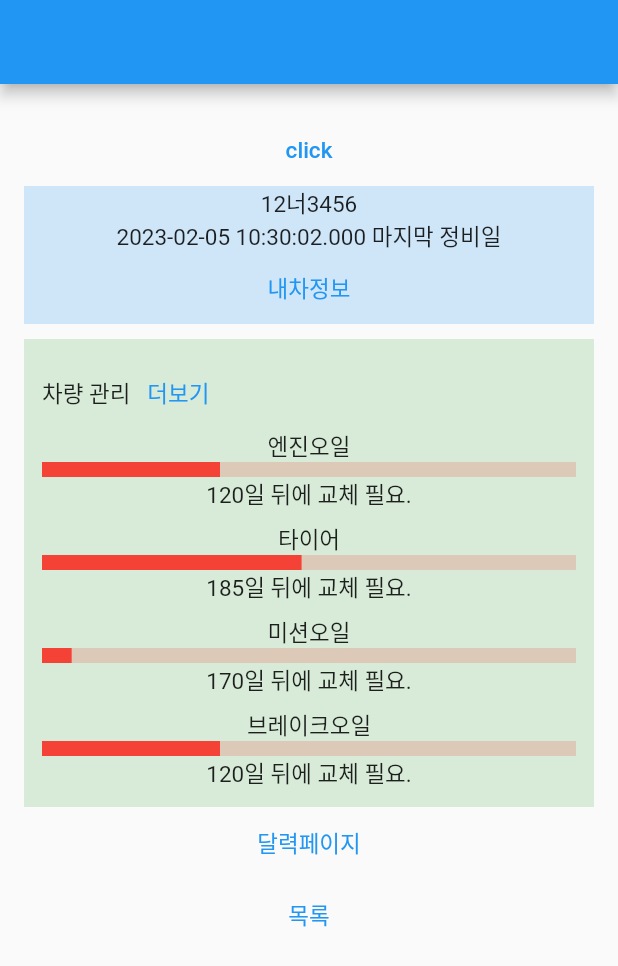
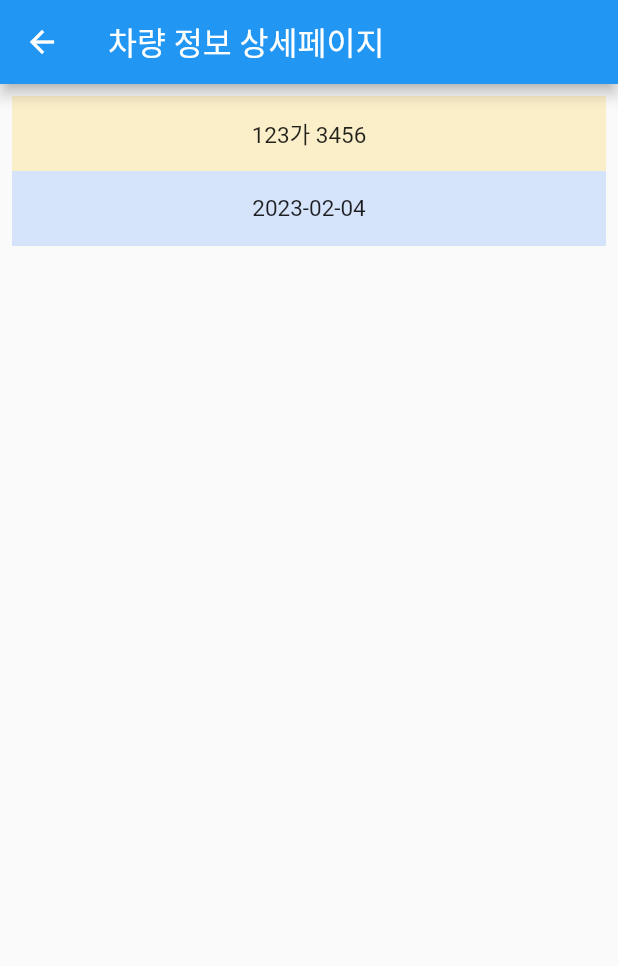
Before and after one commit to flxh4894/my_car_in_phone, a Flutter app: the screen it shows after launch, after a tap on "내차정보", on a phone screen of 412 x 824 dp. Shown: the top 966 px of the screen. Run offline on Flutter 3.47's test engine with Material 2 defaults, Android fonts, the phone set to English and light mode, and no system bars; our stand-ins replace flutter_riverpod, freezed_annotation, riverpod_annotation, table_calendar; generated files the repository leaves out were written again.

Commit message:
create my car info detail page

```diff
--- /dev/null
+++ b/lib/containers/my_car_info.dart
@@ -0,0 +1,45 @@
+import 'package:flutter/material.dart';
+import 'package:flutter_riverpod/flutter_riverpod.dart';
+import 'package:intl/intl.dart';
+import 'package:my_car_in_phone/generated/l10n.dart';
+import 'package:my_car_in_phone/routes/routes.dart';
+import 'package:my_car_in_phone/states/my_car_info.dart';
+
+///
+/// 내 차 정보 패널
+///
+class MyCarInfoPanel extends ConsumerWidget {
+  const MyCarInfoPanel({super.key});
+
+  @override
+  Widget build(BuildContext context, WidgetRef ref) {
+    if (ref.watch(myCarInfoStateProvider).isLoading) {
+      return Container(
+        width: double.infinity,
+        color: Colors.blue.withOpacity(0.2),
+        child: const Text("Loading..."),
+      );
+    } else {
+      MyCarInfo info = ref.watch(myCarInfoStateProvider).value!;
+      return Container(
+        width: double.infinity,
+        color: Colors.blue.withOpacity(0.2),
+        child: Column(
+          children: [
+            Text(info.carNumber),
+            Text(DateFormat("yyyy-MM-dd").format(info.lastCheck)),
+            TextButton(
+              onPressed: () => Navigator.pushNamed(
+                context,
+                RouteEnum.carInfoDetail.path,
+              ),
+              child: Text(
+                S.of(context).carInfo,
+              ),
+            ),
+          ],
+        ),
+      );
+    }
+  }
+}
--- a/lib/notifiers/car_info_notifier.dart
+++ /dev/null
@@ -1,25 +0,0 @@
-import 'package:flutter_riverpod/flutter_riverpod.dart';
-import 'package:my_car_in_phone/notifiers/states/car_info_state.dart';
-
-class CarInfoNotifier extends StateNotifier<CarInfo> {
-  CarInfoNotifier()
-      : super(
-          CarInfo(
-            carNumber: "",
-            lastRepair: DateTime.now(),
-          ),
-        ) {
-    _init();
-  }
-
-  void _init() async {
-    await Future.delayed(const Duration(seconds: 2)).then(
-      (value) => state = CarInfo(
-        carNumber: "12너3456",
-        lastRepair: DateTime.now().add(
-          const Duration(days: 1),
-        ),
-      ),
-    );
-  }
-}
--- a/lib/notifiers/states/car_info_state.dart
+++ /dev/null
@@ -1,15 +0,0 @@
-import 'package:freezed_annotation/freezed_annotation.dart';
-
-part 'car_info_state.freezed.dart';
-part 'car_info_state.g.dart';
-
-@freezed
-class CarInfo with _$CarInfo {
-  factory CarInfo({
-    required String carNumber,
-    required DateTime lastRepair,
-  }) = _CarInfo;
-
-  factory CarInfo.fromJson(Map<String, Object?> json) =>
-      _$CarInfoFromJson(json);
-}
--- a/lib/routes/routes.dart
+++ b/lib/routes/routes.dart
@@ -3,12 +3,22 @@ import 'dart:developer';
 import 'package:flutter/material.dart';
 import 'package:my_car_in_phone/splash.dart';
 import 'package:my_car_in_phone/views/calendar.dart';
+import 'package:my_car_in_phone/views/car_info_detail.dart';
 import 'package:my_car_in_phone/views/create_info.dart';
 import 'package:my_car_in_phone/views/home.dart';
 import 'package:my_car_in_phone/views/repair_item_list.dart';
 
 // Route Enum
-enum RouteEnum { splash, home, menu, test, calendar, list, createRepair }
+enum RouteEnum {
+  splash,
+  home,
+  menu,
+  test,
+  calendar,
+  list,
+  createRepair,
+  carInfoDetail
+}
 
 extension RouteEnumExtension on RouteEnum {
   String get path => toString();
@@ -36,6 +46,8 @@ Widget getRouteWidget(RouteEnum route, Object? args) {
       return const RepairItemListPage();
     case RouteEnum.createRepair:
       return const CreateInfoPage();
+    case RouteEnum.carInfoDetail:
+      return const CarInfoDetailPage();
   }
 }
 
--- /dev/null
+++ b/lib/services/car_info_service.dart
@@ -0,0 +1,11 @@
+import 'package:my_car_in_phone/states/my_car_info.dart';
+
+///
+/// 차량 정보 관련 서비스
+///
+class CarInfoService {
+  Future<MyCarInfo> getCarInfo() async {
+    await Future.delayed(const Duration(seconds: 2));
+    return MyCarInfo(carNumber: "123가 3456", lastCheck: DateTime.now());
+  }
+}
--- /dev/null
+++ b/lib/states/my_car_info.dart
@@ -0,0 +1,25 @@
+import 'package:freezed_annotation/freezed_annotation.dart';
+import 'package:my_car_in_phone/services/car_info_service.dart';
+import 'package:riverpod_annotation/riverpod_annotation.dart';
+
+part 'my_car_info.freezed.dart';
+part 'my_car_info.g.dart';
+
+@freezed
+class MyCarInfo with _$MyCarInfo {
+  factory MyCarInfo({required String carNumber, required DateTime lastCheck}) =
+      _MyCarInfo;
+
+  factory MyCarInfo.fromJson(Map<String, Object?> json) =>
+      _$MyCarInfoFromJson(json);
+}
+
+@riverpod
+class MyCarInfoState extends _$MyCarInfoState {
+  final CarInfoService service = CarInfoService();
+
+  @override
+  Future<MyCarInfo> build() async {
+    return await service.getCarInfo();
+  }
+}
--- /dev/null
+++ b/lib/views/car_info_detail.dart
@@ -0,0 +1,40 @@
+import 'package:flutter/material.dart';
+import 'package:flutter_riverpod/flutter_riverpod.dart';
+import 'package:intl/intl.dart';
+import 'package:my_car_in_phone/states/my_car_info.dart';
+
+///
+/// 차량 정보 상세 페이지
+///
+class CarInfoDetailPage extends ConsumerWidget {
+  const CarInfoDetailPage({super.key});
+
+  @override
+  Widget build(BuildContext context, WidgetRef ref) {
+    final MyCarInfo info = ref.watch(myCarInfoStateProvider).value!;
+    return Scaffold(
+      appBar: AppBar(
+        title: const Text("차량 정보 상세페이지"),
+      ),
+      body: Container(
+        padding: const EdgeInsets.all(8),
+        child: Column(
+          children: [
+            Container(
+              height: 50,
+              color: Colors.amber.withOpacity(0.2),
+              alignment: Alignment.center,
+              child: Text(info.carNumber),
+            ),
+            Container(
+              height: 50,
+              color: Colors.blueAccent.withOpacity(0.2),
+              alignment: Alignment.center,
+              child: Text(DateFormat("yyyy-MM-dd").format(info.lastCheck)),
+            )
+          ],
+        ),
+      ),
+    );
+  }
+}
--- a/lib/views/home.dart
+++ b/lib/views/home.dart
@@ -2,27 +2,15 @@ import 'dart:developer';
 
 import 'package:flutter/material.dart';
 import 'package:flutter_riverpod/flutter_riverpod.dart';
+import 'package:my_car_in_phone/containers/my_car_info.dart';
 import 'package:my_car_in_phone/generated/l10n.dart';
 import 'package:my_car_in_phone/models/enum/part_type_enum.dart';
 import 'package:my_car_in_phone/models/repair.dart';
-import 'package:my_car_in_phone/models/test_model.dart';
-import 'package:my_car_in_phone/notifiers/car_info_notifier.dart';
 import 'package:my_car_in_phone/notifiers/repair_info_notifier.dart';
-import 'package:my_car_in_phone/notifiers/states/car_info_state.dart';
-import 'package:my_car_in_phone/notifiers/test_notifier.dart';
 import 'package:my_car_in_phone/routes/routes.dart';
-
-final np = NotifierProvider<MyTestNotifier, TestModel>(
-  () => MyTestNotifier(),
-);
 
 class HomePage extends ConsumerWidget {
   HomePage({super.key});
-
-  final carInfoProvider =
-      StateNotifierProvider<CarInfoNotifier, CarInfo>((ref) {
-    return CarInfoNotifier();
-  });
 
   final repairInfoProvider =
       StateNotifierProvider<RepairInfoNotifier, List<RepairModel>>((ref) {
@@ -31,9 +19,7 @@ class HomePage extends ConsumerWidget {
 
   @override
   Widget build(BuildContext context, WidgetRef ref) {
-    final CarInfo carInfo = ref.watch(carInfoProvider);
     final RepairInfoNotifier rn = ref.read(repairInfoProvider.notifier);
-
     return Scaffold(
       appBar: AppBar(),
       body: Container(
@@ -44,29 +30,7 @@ class HomePage extends ConsumerWidget {
         ),
         child: Column(
           children: [
-            TextButton(
-              onPressed: () =>
-                  Navigator.pushNamed(context, RouteEnum.test.path),
-              child: const Text("click"),
-            ),
-
-            // 컴포넌트 1
-            Container(
-              width: double.infinity,
-              color: Colors.blue.withOpacity(0.2),
-              child: Column(
-                children: [
-                  Text(carInfo.carNumber),
-                  Text("${carInfo.lastRepair} 마지막 정비일"),
-                  TextButton(
-                    onPressed: () {},
-                    child: Text(
-                      S.of(context).carInfo,
-                    ),
-                  ),
-                ],
-              ),
-            ),
+            const MyCarInfoPanel(),
             // 컴포넌트 2
             Container(
               margin: const EdgeInsets.only(top: 10),
@@ -127,15 +91,7 @@ class HomePage extends ConsumerWidget {
               },
               child: const Text("달력페이지"),
             ),
-            // TextButton(
-            //   onPressed: () {
-            //     Navigator.pushNamed(
-            //       context,
-            //       RouteEnum.createRepair.path,
-            //     );
-            //   },
-            //   child: Text("생성"),
-            // ),
+
             TextButton(
               onPressed: () {
                 Navigator.pushNamed(
--- a/pubspec.yaml
+++ b/pubspec.yaml
@@ -39,7 +39,7 @@ dependencies:
   cupertino_icons: ^1.0.2
   flutter_riverpod: ^2.1.3
   freezed_annotation: ^2.2.0
-  json_annotation: ^4.7.0
+  json_annotation: ^4.8.0
   intl: ^0.17.0
   table_calendar: ^3.0.8
   riverpod_annotation: ^1.1.1
```
Also changed, not shown: lib/models/test_model.dart (deleted, +0 -14 lines), lib/notifiers/test_notifier.dart (deleted, +0 -29 lines), lib/views/repair_item_list.dart (+0 -10 lines).
